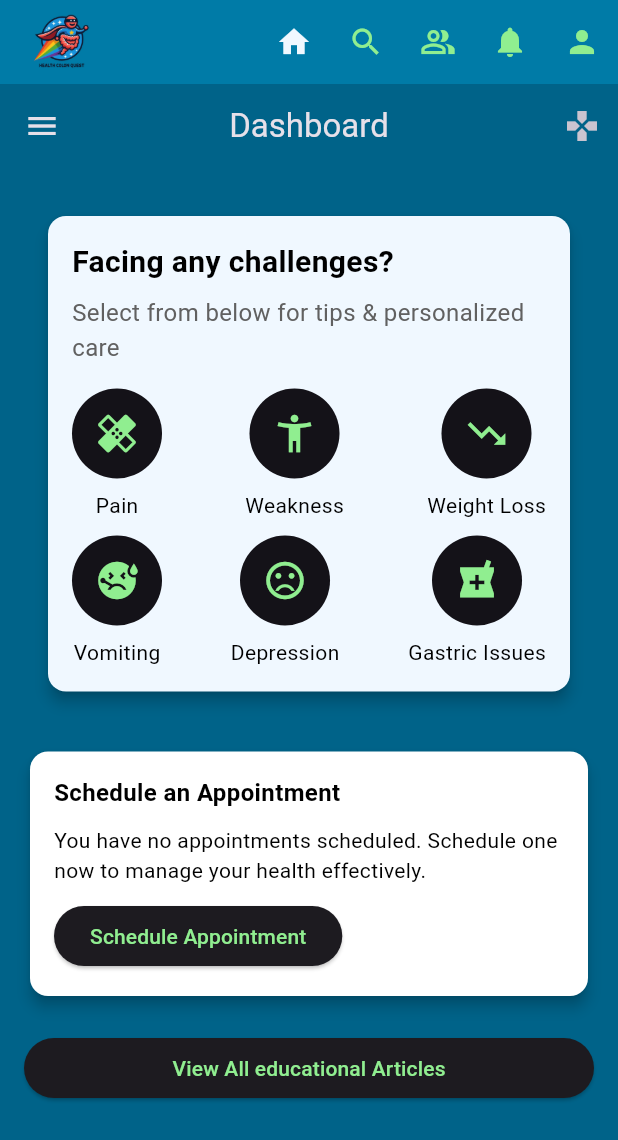
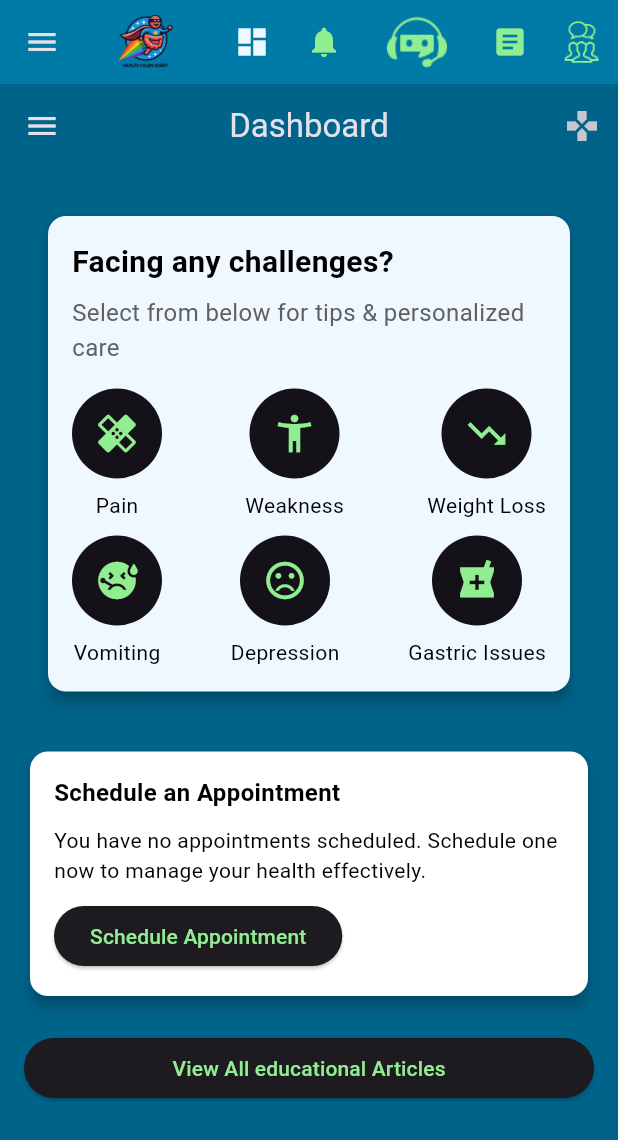
Before and after one commit to zahidprvz/hcq, a Flutter app: the WebScreenLayout screen opened directly, on a phone screen of 412 x 824 dp. Shown: the top 1140 px of the screen. Run offline on Flutter 3.47's test engine with Material 3 defaults, Android fonts, the phone set to English and light mode, and no system bars; our stand-ins replace cloud_firestore, firebase_auth, firebase_core, firebase_storage, flutter_map, fluttertoast and 5 more; missing offline and left inert: tflite_flutter; accounts and stored records are empty; network calls fail; project files that could hold a hidden picture were left out.

Commit message:
updated web_screen_layout

```diff
--- a/lib/responsive/web_screen_layout.dart
+++ b/lib/responsive/web_screen_layout.dart
@@ -1,6 +1,7 @@
 import 'package:flutter/material.dart';
 import 'package:hcq/utils/colors.dart';
 import 'package:hcq/utils/global_variables.dart';
+import 'package:hcq/widgets/custom_drawer.dart'; // Import the CustomDrawer widget
 
 class WebScreenLayout extends StatefulWidget {
   const WebScreenLayout({super.key});
@@ -51,40 +52,45 @@
           IconButton(
             onPressed: () => navigationTapped(0),
             icon: Icon(
-              Icons.home,
+              Icons.dashboard,
               color: _page == 0 ? primaryColor : secondaryColor,
             ),
           ),
           IconButton(
             onPressed: () => navigationTapped(1),
             icon: Icon(
-              Icons.search,
+              Icons.notifications,
               color: _page == 1 ? primaryColor : secondaryColor,
             ),
           ),
           IconButton(
             onPressed: () => navigationTapped(2),
-            icon: Icon(
-              Icons.people_alt_outlined,
+            icon: Image.asset(
+              'assets/icons/ai-chatting.png',
+              height: 60, // Adjusted height for AI chatting icon
+              width: 60, // Adjusted width for AI chatting icon
               color: _page == 2 ? primaryColor : secondaryColor,
             ),
           ),
           IconButton(
             onPressed: () => navigationTapped(3),
             icon: Icon(
-              Icons.notifications,
+              Icons.article,
               color: _page == 3 ? primaryColor : secondaryColor,
             ),
           ),
           IconButton(
             onPressed: () => navigationTapped(4),
-            icon: Icon(
-              Icons.person,
+            icon: Image.asset(
+              'assets/icons/community-icon.png',
+              height: 30, // Normal icon size
+              width: 30, // Normal icon size
               color: _page == 4 ? primaryColor : secondaryColor,
             ),
           ),
         ],
       ),
+      drawer: const CustomDrawer(), // Use CustomDrawer here
       body: PageView(
         physics: const NeverScrollableScrollPhysics(),
         controller: pageController,
```
